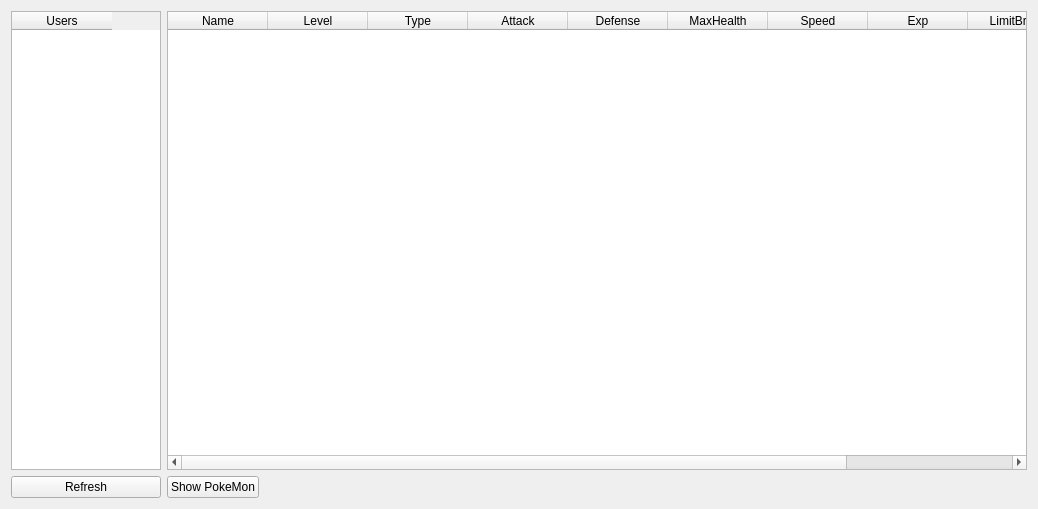
The window that Client/users.ui (Shantom/PokeMon) describes before a commit, drawn with Qt 5.
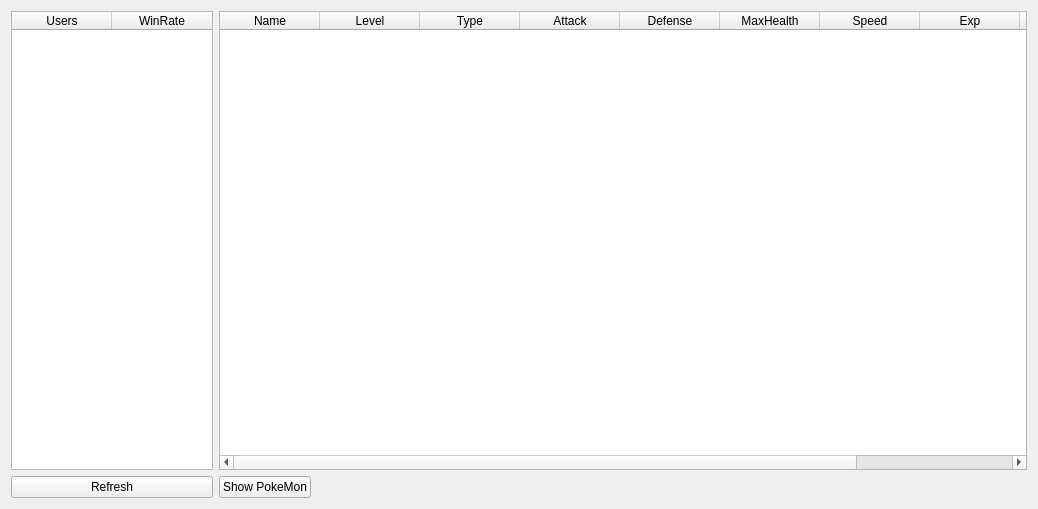
The same window after the commit.

```diff
--- a/Client/users.ui
+++ b/Client/users.ui
@@ -13,28 +13,27 @@
   <property name="windowTitle">
    <string>Form</string>
   </property>
-  <layout class="QHBoxLayout" name="horizontalLayout_2">
+  <layout class="QHBoxLayout" name="horizontalLayout_2" stretch="1,4">
    <item>
     <layout class="QVBoxLayout" name="verticalLayout">
      <item>
       <widget class="QTableWidget" name="tableWidget_users">
        <property name="sizePolicy">
-        <sizepolicy hsizetype="Fixed" vsizetype="Expanding">
+        <sizepolicy hsizetype="Expanding" vsizetype="Expanding">
          <horstretch>0</horstretch>
          <verstretch>0</verstretch>
         </sizepolicy>
        </property>
-       <property name="maximumSize">
-        <size>
-         <width>150</width>
-         <height>16777215</height>
-        </size>
-       </property>
        <column>
         <property name="text">
          <string>Users</string>
         </property>
        </column>
+       <column>
+        <property name="text">
+         <string>WinRate</string>
+        </property>
+       </column>
       </widget>
      </item>
      <item>
```
